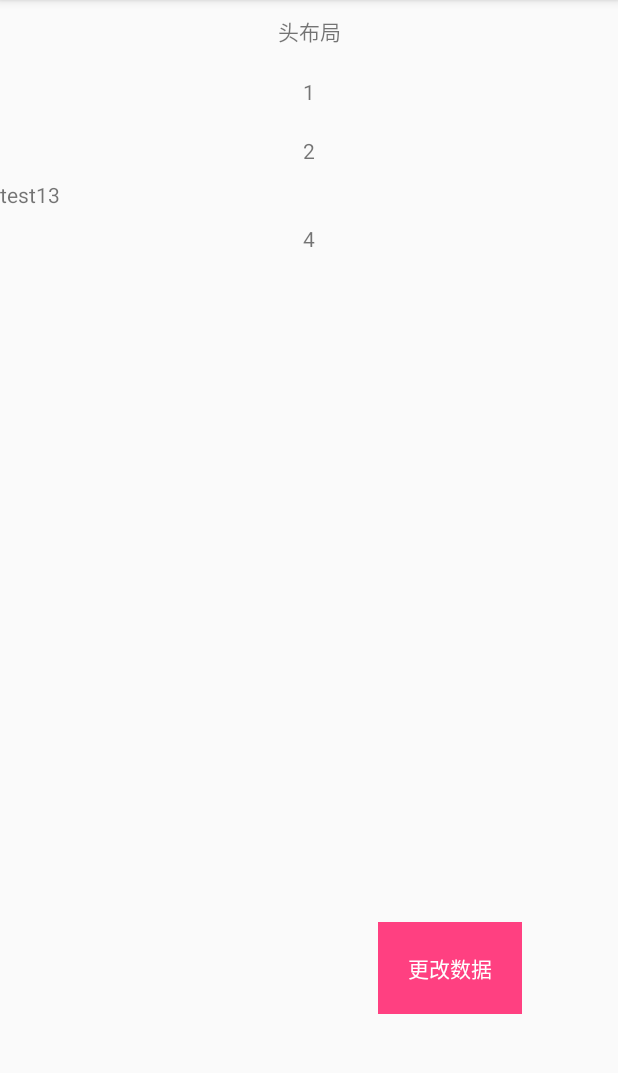
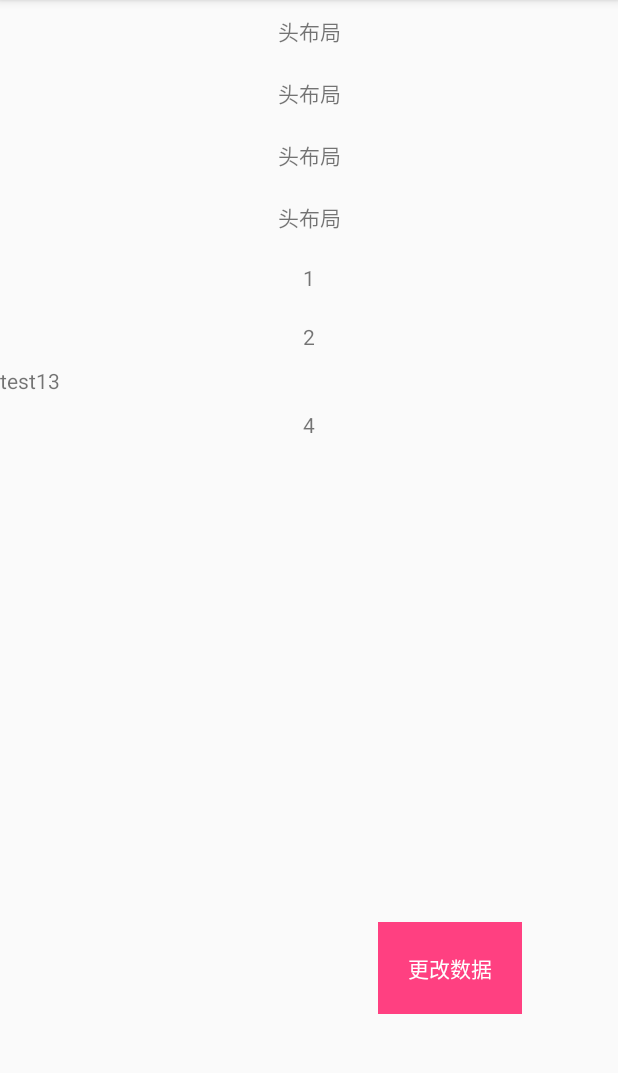
Before and after one commit to JadynAi/Kotlin-D, an Android app: the screen it shows after launch (MainActivity), on a phone screen of 412 x 824 dp, the part 84-1157 px from its top. Run offline under Robolectric (Android 15) with nearby library versions, the phone set to English and light mode, and no system bars.

Commit message:
DSL适配器代码优化逻辑

```diff
--- a/app/src/main/java/com/motong/cm/kotlintest/MainActivity.kt
+++ b/app/src/main/java/com/motong/cm/kotlintest/MainActivity.kt
@@ -7,12 +7,12 @@ import android.view.View
 import android.widget.Toast
 import com.motong.cm.kotlintest.rdsll.AcroLayoutItem
 import com.motong.cm.kotlintest.rdsll.AcrobatAdapter
+import com.motong.cm.kotlintest.rdsll.AcrobatDSL
 import kotlinx.android.synthetic.main.activity_main.*
 import kotlinx.android.synthetic.main.item_test.view.*
 
 class MainActivity : AppCompatActivity() {
 
-    val d = ArrayList<Int>()
 
     override fun onCreate(savedInstanceState: Bundle?) {
         super.onCreate(savedInstanceState)
@@ -23,6 +23,25 @@ class MainActivity : AppCompatActivity() {
 
         val acrobatAdapter = AcrobatAdapter<String> {
 
+            itemDSL {
+                resId(R.layout.item_test)
+                showItem { pos, view ->
+                    view.item_tv.text = "头布局"
+                }
+            }
+
+            itemDSL {
+                resId(R.layout.item_test)
+                showItem { pos, view ->
+                    view.item_tv.text = "头布局"
+                }
+            }
+            itemDSL {
+                resId(R.layout.item_test)
+                showItem { pos, view ->
+                    view.item_tv.text = "头布局"
+                }
+            }
             itemDSL {
                 resId(R.layout.item_test)
                 showItem { pos, view ->
@@ -76,3 +95,10 @@ class TestDSL : AcroLayoutItem<String> {
         return R.layout.item_test
     }
 }
+
+class ADsl : AcrobatDSL<String>() {
+    init {
+        resId = R.layout.item_test
+    }
+
+}
--- a/app/src/main/java/com/motong/cm/kotlintest/rdsll/AcrobatMgr.kt
+++ b/app/src/main/java/com/motong/cm/kotlintest/rdsll/AcrobatMgr.kt
@@ -39,28 +39,31 @@ class AcrobatMgr<D> {
 
     fun newData(list: List<D?>): ArrayList<AcrobatItem<D>> {
         val newList = ArrayList<AcrobatItem<D>>()
-        items.forEach {
-            if (it is AcroLayoutItem<D>) {
+        items.takeWhile { it is AcroLayoutItem<D> }.forEach {
             newList.add(it)
         }
+        list?.forEachIndexed { index, d ->
+            newList.add(getMatchedItem(index, d))
         }
-        list?.forEachIndexed { index, d ->
+        return newList
+    }
+
+    private fun getMatchedItem(index: Int, d: D?): AcrobatItem<D> {
         if (itemConfigSet.isEmpty()) {
             throw RuntimeException("Item must config!")
         } else {
             if (itemConfigSet.size == 1) {
-                    newList.add(itemConfigSet.first().clone().build())
+                return itemConfigSet.first().clone().build()
             } else {
                 itemConfigSet.forEach {
-                        val build = it.build()
-                        if (build.isMeetData(d, index)) {
-                            newList.add(build)
+                    val acrobatItem = it.build()
+                    if (acrobatItem.isMeetData(d, index)) {
+                        return acrobatItem
                     }
                 }
+                throw RuntimeException("No match found item!")
             }
         }
-        }
-        return newList
     }
 
     fun refreshData(list: List<D?>, newData: ArrayList<AcrobatItem<D>>) {
```
Lines whose indentation alone changed are shown as unchanged.
